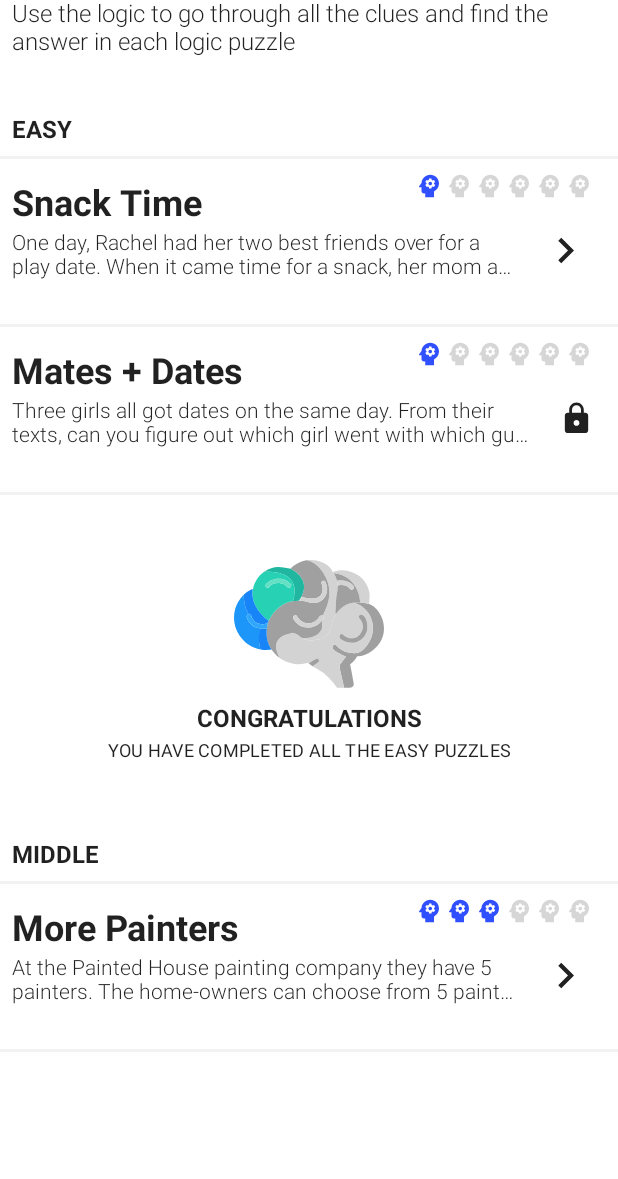
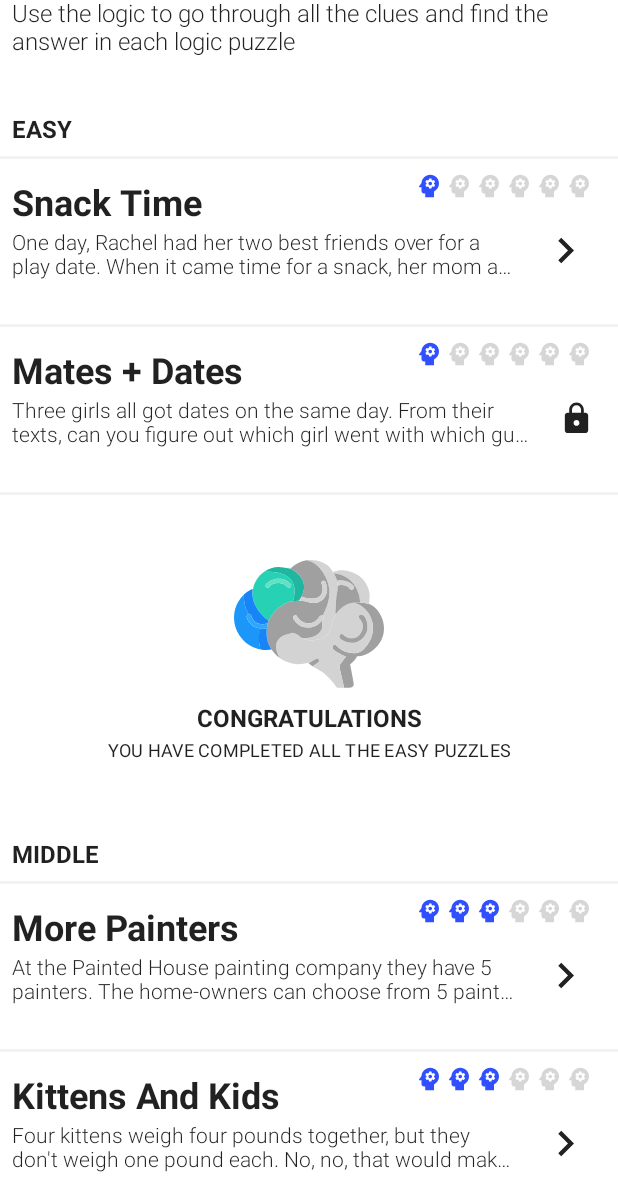
Before and after one commit to YaroslavGorbach-code/logickPuzzle, an Android app built with Jetpack Compose: the screen it shows after launch (MainActivity), on a phone screen of 412 x 824 dp, the part 57-1236 px from its top. Run offline under Robolectric (Android 15) with nearby library versions, the phone set to English and light mode, and no system bars; our stand-ins replace Dagger/Hilt's generated code, accompanist.

Commit message:
Add one more puzzle

```diff
--- a/app/src/main/java/yaroslavgorbach/logic_quizz/data/common/model/PuzzleName.kt
+++ b/app/src/main/java/yaroslavgorbach/logic_quizz/data/common/model/PuzzleName.kt
@@ -5,7 +5,8 @@ import yaroslavgorbach.logic_quizz.R
 enum class PuzzleName(val resId: Int) {
     SNACK_TIME(R.string.snack_time_name),
     MATES_PLUS_DATES(R.string.mates_plus_dates_name),
-    MORE_PAINTERS(R.string.more_painters_name)
+    MORE_PAINTERS(R.string.more_painters_name),
+    KITTENS_AND_KIDS(R.string.kittens_and_kids_name)
 }
 
 fun PuzzleName.findNext(): PuzzleName? {
--- a/app/src/main/java/yaroslavgorbach/logic_quizz/data/puzzle/factory/PuzzleCluesProvider.kt
+++ b/app/src/main/java/yaroslavgorbach/logic_quizz/data/puzzle/factory/PuzzleCluesProvider.kt
@@ -17,6 +17,9 @@ class PuzzleCluesProvider(private val context: Context) {
             PuzzleName.MORE_PAINTERS -> {
                 context.resources.getStringArray(R.array.more_painters_clues).toList()
             }
+            PuzzleName.KITTENS_AND_KIDS -> {
+                context.resources.getStringArray(R.array.kittens_and_kids_clues).toList()
+            }
         }
     }
 }
--- a/app/src/main/java/yaroslavgorbach/logic_quizz/data/puzzle/factory/PuzzleStoryProvider.kt
+++ b/app/src/main/java/yaroslavgorbach/logic_quizz/data/puzzle/factory/PuzzleStoryProvider.kt
@@ -17,6 +17,9 @@ class PuzzleStoryProvider(private val context: Context) {
             PuzzleName.MORE_PAINTERS -> {
                 context.resources.getString(R.string.more_painters_story)
             }
+            PuzzleName.KITTENS_AND_KIDS -> {
+                context.resources.getString(R.string.kittens_and_kids_story)
+            }
         }
     }
 }
--- a/app/src/main/java/yaroslavgorbach/logic_quizz/data/puzzle/factory/TableCellSizeProvider.kt
+++ b/app/src/main/java/yaroslavgorbach/logic_quizz/data/puzzle/factory/TableCellSizeProvider.kt
@@ -9,6 +9,7 @@ class TableCellSizeProvider() {
             PuzzleName.SNACK_TIME -> 40
             PuzzleName.MATES_PLUS_DATES -> 40
             PuzzleName.MORE_PAINTERS -> 30
+            PuzzleName.KITTENS_AND_KIDS -> 30
         }
     }
 }
--- a/app/src/main/java/yaroslavgorbach/logic_quizz/data/puzzles/factory/PuzzleAvailabilityProvider.kt
+++ b/app/src/main/java/yaroslavgorbach/logic_quizz/data/puzzles/factory/PuzzleAvailabilityProvider.kt
@@ -9,6 +9,7 @@ class PuzzleAvailabilityProvider(private val puzzleDataStore: PuzzleDataStore) {
         return when (puzzleName) {
             PuzzleName.SNACK_TIME -> true
             PuzzleName.MORE_PAINTERS ->true
+            PuzzleName.KITTENS_AND_KIDS ->true
             else -> puzzleDataStore.isAvailable(puzzleName).first()
         }
     }
--- a/app/src/main/java/yaroslavgorbach/logic_quizz/data/puzzles/mapper/PuzzleNameToDescriptionMapper.kt
+++ b/app/src/main/java/yaroslavgorbach/logic_quizz/data/puzzles/mapper/PuzzleNameToDescriptionMapper.kt
@@ -11,6 +11,7 @@ class PuzzleNameToDescriptionMapper(private val context: Context) {
             PuzzleName.SNACK_TIME -> context.getString(R.string.snack_time_story)
             PuzzleName.MATES_PLUS_DATES -> context.getString(R.string.mates_plus_dates_story)
             PuzzleName.MORE_PAINTERS -> context.getString(R.string.more_painters_story)
+            PuzzleName.KITTENS_AND_KIDS -> context.getString(R.string.kittens_and_kids_story)
         }
     }
 }
--- a/app/src/main/java/yaroslavgorbach/logic_quizz/data/puzzles/mapper/PuzzleNameToDifficultyMapper.kt
+++ b/app/src/main/java/yaroslavgorbach/logic_quizz/data/puzzles/mapper/PuzzleNameToDifficultyMapper.kt
@@ -10,6 +10,7 @@ class PuzzleNameToDifficultyMapper() {
             PuzzleName.SNACK_TIME -> DifficultLevel.ONE
             PuzzleName.MATES_PLUS_DATES -> DifficultLevel.ONE
             PuzzleName.MORE_PAINTERS -> DifficultLevel.THREE
+            PuzzleName.KITTENS_AND_KIDS -> DifficultLevel.THREE
         }
     }
 }
--- a/app/src/main/res/values/puzzle_clues.xml
+++ b/app/src/main/res/values/puzzle_clues.xml
@@ -40,4 +40,21 @@
         <item>10. House 2 was not painted white.
         </item>
     </string-array>
+
+    <string-array name="kittens_and_kids_clues">
+        <item>1. Catapult weighs more than the kitten taken by Martha.
+        </item>
+        <item>2. The kitten that weighs 17 oz. is not Bandit.
+        </item>
+        <item>3. Codi weighs just under a pound but is not the lightest.
+        </item>
+        <item>4. Kurt\'s kitten is not Bandit.
+        </item>
+        <item>5. Ted\'s kitten is not the largest, but weighs over a pound.
+        </item>
+        <item>6. Hallie weighs less than Codi.
+        </item>
+        <item>7. Martha\'s kitten weighs 14 oz.
+        </item>
+    </string-array>
 </resources>
--- a/app/src/main/res/values/puzzle_items.xml
+++ b/app/src/main/res/values/puzzle_items.xml
@@ -87,4 +87,33 @@
         <item>Brown</item>
     </string-array>
 
+<!--    Answer-->
+<!--    1) Martha gets Codi, who weighs 14 oz.-->
+<!--    2) Pam gets Bandit, who weighs 20 oz.-->
+<!--    3) Kurt gets Hallie, who weighs 13 oz.-->
+<!--    4) Ted gets Catapult, who weighs 17 oz.-->
+    <string name="kittens_and_kids_items_1_name">Kids</string>
+    <string-array name="kittens_and_kids_items_1_kids">
+        <item>Martha</item>
+        <item>Pam</item>
+        <item>Kurt</item>
+        <item>Ted</item>
+    </string-array>
+
+    <string name="kittens_and_kids_items_2_name">Weight</string>
+    <string-array name="kittens_and_kids_items_2_weight">
+        <item>13 Ounces</item>
+        <item>14 Ounces</item>
+        <item>17 Ounces</item>
+        <item>20 Ounces</item>
+    </string-array>
+
+    <string name="kittens_and_kids_items_3_name">Things</string>
+    <string-array name="kittens_and_kids_items_3_things">
+        <item>Catapult</item>
+        <item>Codi</item>
+        <item>Hallie</item>
+        <item>Bandit</item>
+    </string-array>
+
 </resources>
--- a/app/src/main/res/values/puzzle_names.xml
+++ b/app/src/main/res/values/puzzle_names.xml
@@ -3,4 +3,5 @@
     <string name="snack_time_name">Snack Time</string>
     <string name="mates_plus_dates_name">Mates + Dates</string>
     <string name="more_painters_name">More Painters</string>
+    <string name="kittens_and_kids_name">Kittens And Kids</string>
 </resources>
--- a/app/src/main/res/values/puzzle_storys.xml
+++ b/app/src/main/res/values/puzzle_storys.xml
@@ -12,4 +12,13 @@
     <string name="more_painters_story">At the Painted House painting company they have 5 painters.
         The home-owners can choose from 5 paint colors; white, green, blue, yellow and brown.
         Can you figure out which painter painted which house with which color?</string>
+
+    <string name="kittens_and_kids_story">Four kittens weigh four pounds together,
+        but they don\'t weigh one pound each. No, no, that would make this puzzle
+        too easy for such a smart person as you! Two of the kittens weigh
+        less than a pound and two of them weigh more than a pound. Four
+        kids come along and take the four kittens. Makes sense,
+        the kittens being really cute and all! So, see if you c
+        an figure out which kid takes which kitten and how much
+        each one weighs (no, not the kids… the kittens) from the clues presented below.</string>
 </resources>
```
Also changed, not shown: app/src/main/java/yaroslavgorbach/logic_quizz/data/puzzle/factory/CorrectPairsProvider.kt (+21 -0 lines), app/src/main/java/yaroslavgorbach/logic_quizz/data/puzzle/factory/PuzzleTitlesFactory.kt (+32 -0 lines).
